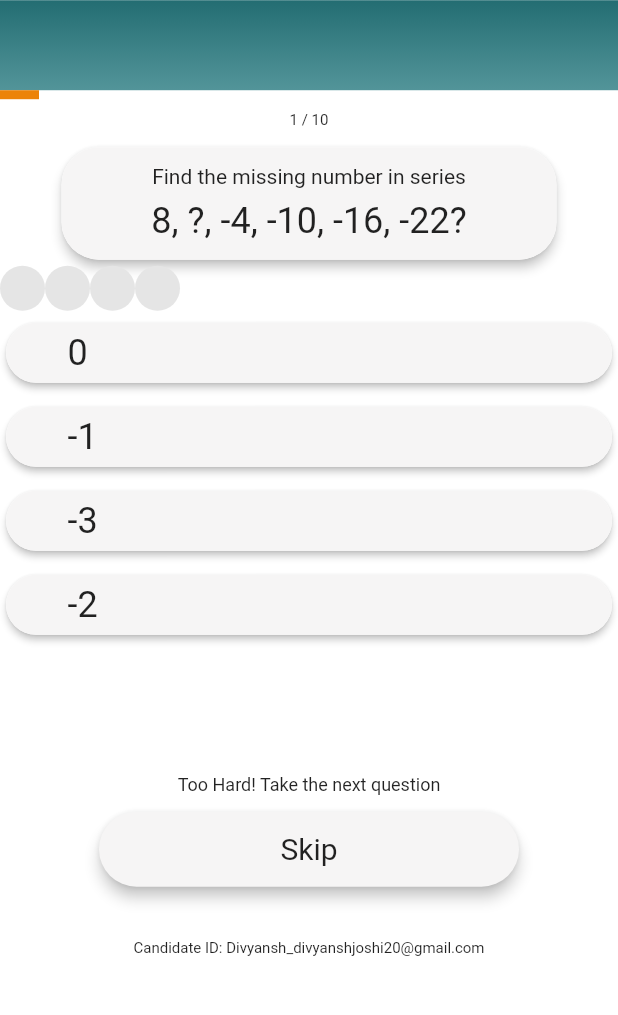
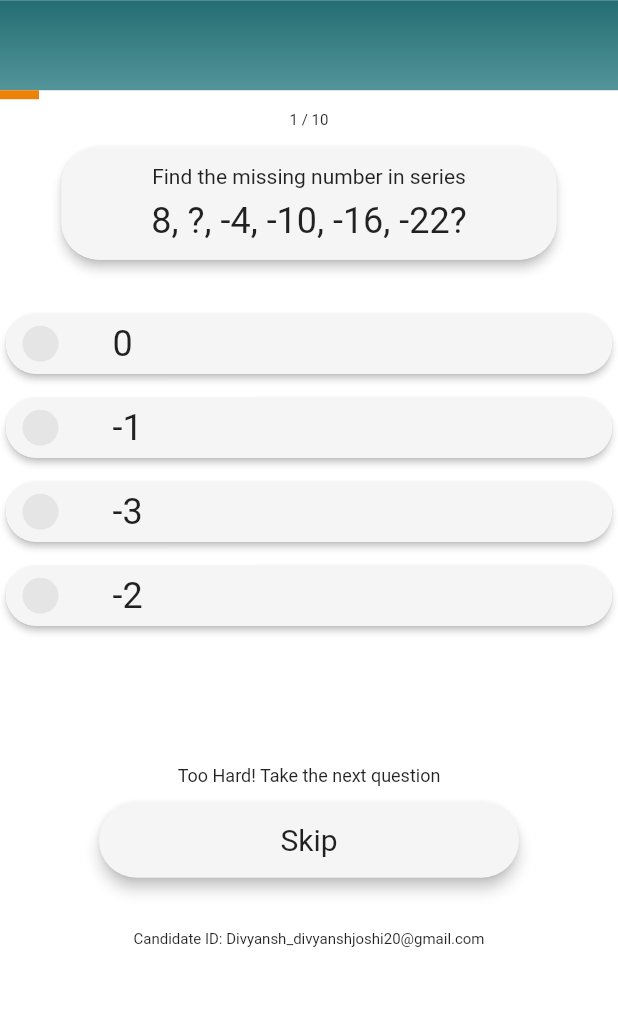
Before and after one commit to archrave/Demo-Quiz-App, a Flutter app: the screen it shows after launch, after a tap on "Number System", on a phone screen of 412 x 824 dp, the part 58-1073 px from its top. Run offline on Flutter 3.47's test engine with Material 2 defaults, Android fonts, the phone set to English and light mode, and no system bars.

Commit message:
Logic works finally!

```diff
--- a/lib/screens/quiz_screen.dart
+++ b/lib/screens/quiz_screen.dart
@@ -177,8 +177,7 @@ class _QuizScreenState extends State<QuizScreen> {
           ),
           Question(widget.questions[questionIndex]['questionText1'],
               widget.questions[questionIndex]['questionText2']),
-          //SizedBox(height: 24),
-          Row(children: answerIcon),
+          SizedBox(height: 24),
           Container(
             height: 245,
             child: ListView.builder(
--- a/lib/widgets/option_item.dart
+++ b/lib/widgets/option_item.dart
@@ -6,9 +6,9 @@ class OptionItem extends StatelessWidget {
   final int answerIndex;
   bool isOptionSelected;
   final Function toggleAnswerHandler;
+  CircleAvatar icon;
 
   //final Function restOptionsDeselect;
-  CircleAvatar icon;
   //bool isOptionSelected;
   OptionItem({
     @required this.title,
@@ -16,8 +16,7 @@ class OptionItem extends StatelessWidget {
     @required this.answerIndex,
     @required this.isOptionSelected,
     @required this.toggleAnswerHandler,
-    //@required this.restOptionsDeselect,
-    @required icon,
+    @required this.icon,
   });
 
   @override
```
